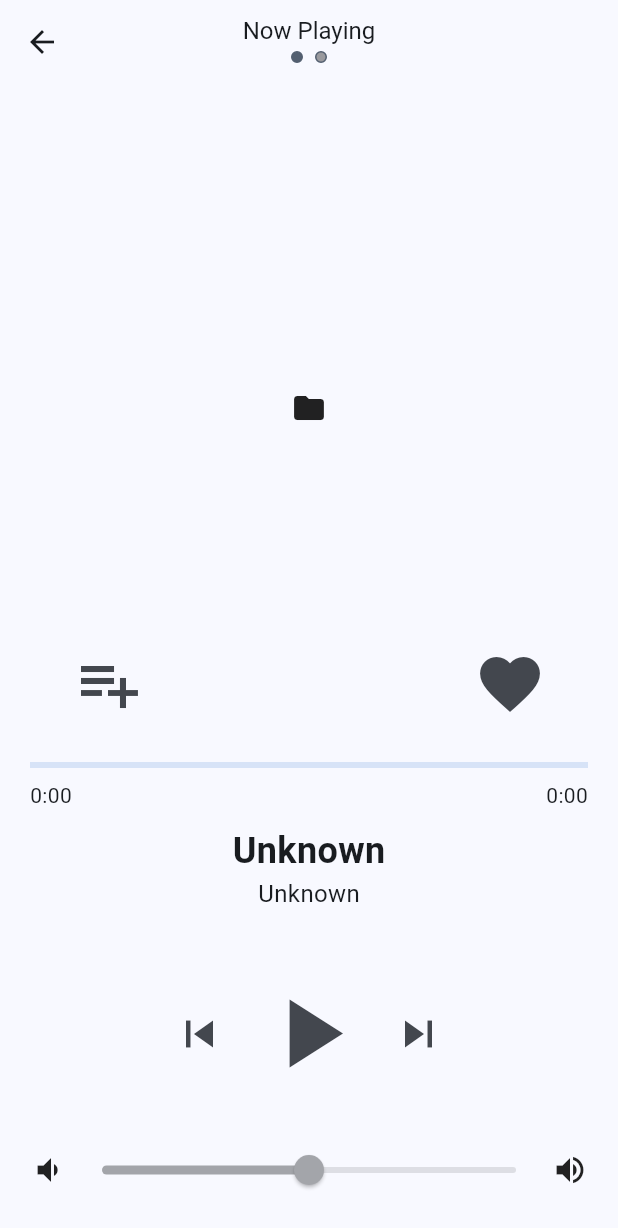
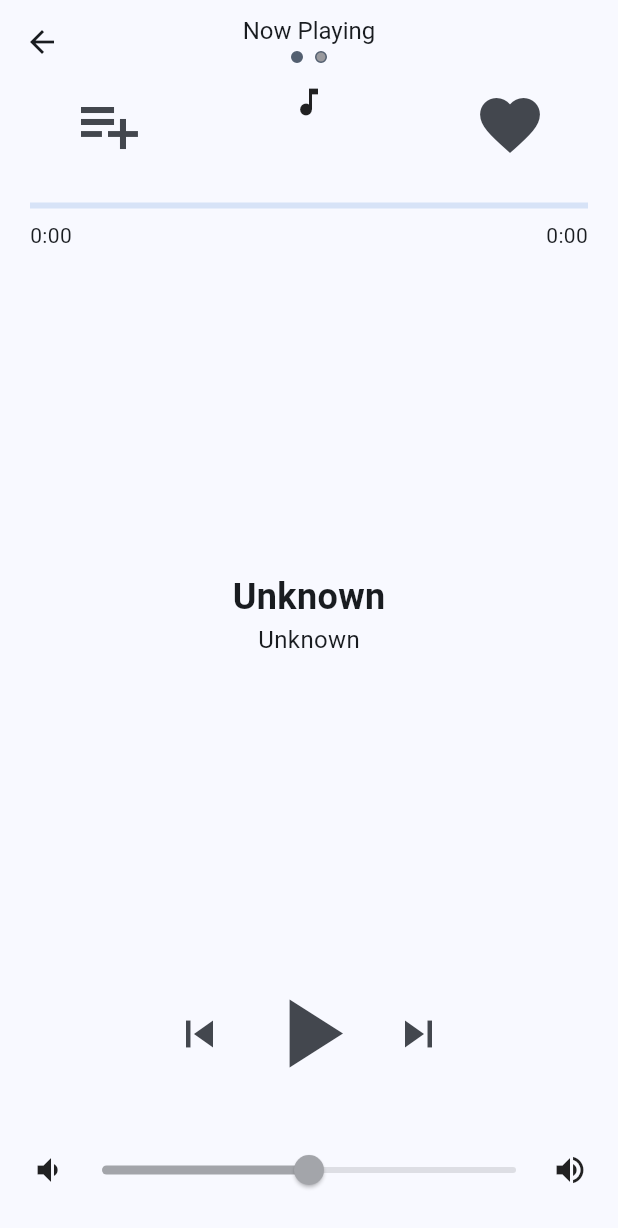
Before and after one commit to madenvel/KalinkaApp, a Flutter app: the SwipableTabs screen opened directly, on a phone screen of 412 x 824 dp. Shown: the top 1228 px of the screen. Run offline on Flutter 3.47's test engine with Material 3 defaults, Android fonts, the phone set to English and light mode, and no system bars; our stand-ins replace cached_network_image, carousel_slider, dio, flutter_cache_manager, shared_preferences; accounts and stored records are empty; network calls fail.

Commit message:
Improve Now Playing screen track info location

```diff
--- a/lib/nowplaying.dart
+++ b/lib/nowplaying.dart
@@ -28,8 +28,7 @@ class _NowPlayingState extends State<NowPlaying> {
               const SizedBox(height: 20),
               _buildProgressBarWidget(context),
               const SizedBox(height: 10),
-              _buildTrackInfoWidget(context),
-              const Spacer(),
+              Expanded(child: _buildTrackInfoWidget(context)),
               _buildButtonsBar(context),
               const SizedBox(height: 20),
               _buildVolumeControl(context),
@@ -50,24 +49,28 @@ class _NowPlayingState extends State<NowPlaying> {
     return Stack(children: [
       Container(
           width: screenWidth,
-          height: screenWidth + 20,
-          child: imageUrl.isNotEmpty
-              ? CachedNetworkImage(
+          child: Column(children: [
+            imageUrl.isNotEmpty
+                ? Align(
+                    alignment: Alignment.topCenter,
+                    child: CachedNetworkImage(
                         cacheManager: RpiMusicCacheManager.instance,
                         imageUrl: imageUrl,
                         fit: BoxFit.fitWidth,
                         placeholder: (context, url) =>
                             const Center(child: CircularProgressIndicator()),
                         errorWidget: (context, url, error) =>
-                      const Icon(Icons.folder, fill: 1.0))
-              : const Icon(Icons.folder, fill: 1.0)),
+                            const Icon(Icons.music_note, fill: 1.0)))
+                : const Icon(Icons.music_note, fill: 1.0),
+            const SizedBox(height: 35)
+          ])),
       Positioned(bottom: 0, child: _buildOverlayPanel(context))
     ]);
   }
 
   Widget _buildTrackInfoWidget(BuildContext context) {
     PlayerState state = context.watch<PlayerStateProvider>().state;
-    return Column(children: [
+    return Column(mainAxisAlignment: MainAxisAlignment.center, children: [
       Text(state.currentTrack?.title ?? 'Unknown',
           style: const TextStyle(fontSize: 24.0, fontWeight: FontWeight.bold)),
       Text(state.currentTrack?.performer?.name ?? 'Unknown',
```
Lines whose indentation alone changed are shown as unchanged.
